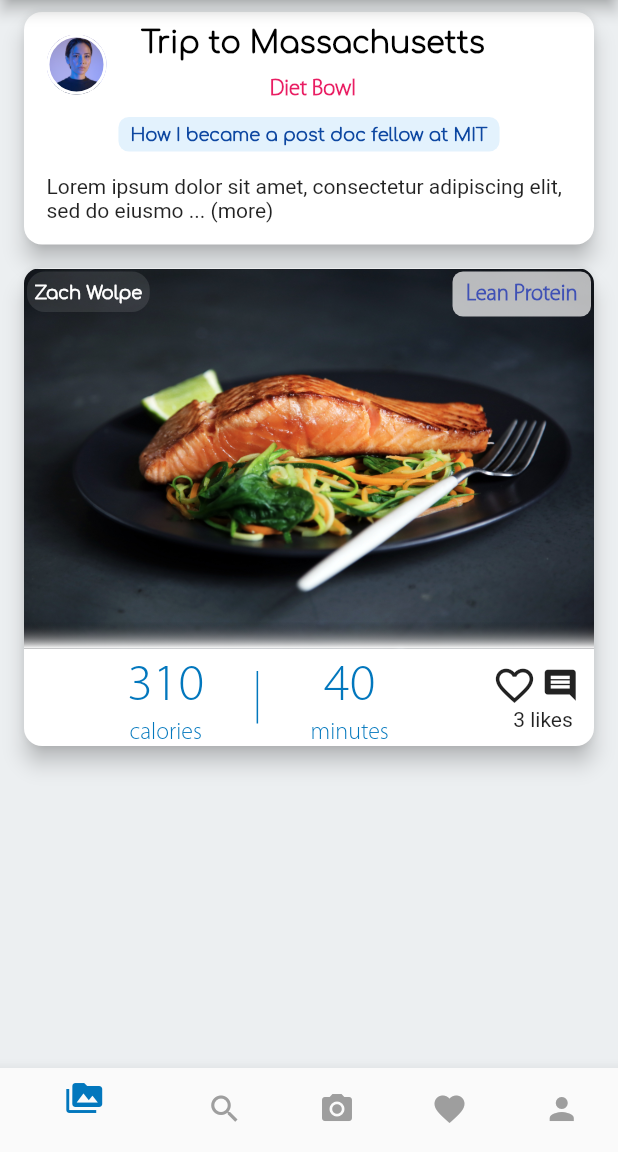
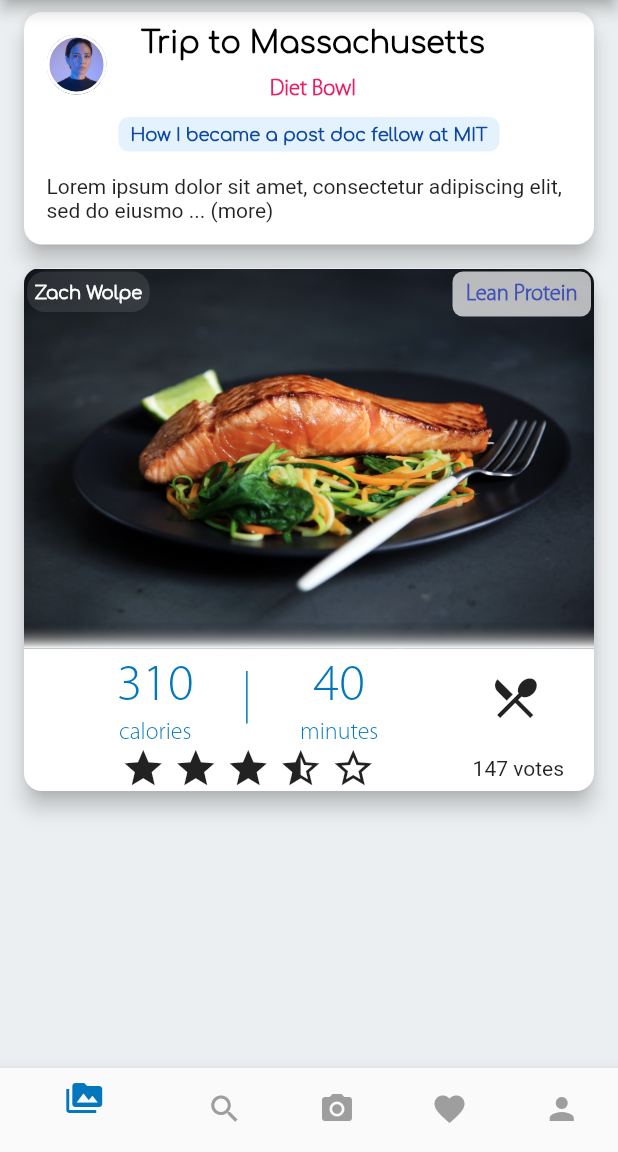
Before and after one commit to Health-Social/app_guru, a Flutter app: the screen it shows after launch, on a phone screen of 412 x 824 dp, the part 84-1236 px from its top. Run offline on Flutter 3.47's test engine with Material 2 defaults, Android fonts, the light colour scheme and no system bars.

Commit message:
design reshape, no functionality

```diff
--- a/lib/pages/upload.dart
+++ b/lib/pages/upload.dart
@@ -133,7 +133,7 @@ class _UploadPageState extends State<UploadPage> with TickerProviderStateMixin {
                 Expanded(child: Container()),
                 _card('cardio', Icons.all_inclusive, 1, Colors.blue[600]),
                 //SizedBox(width: 4),
-                _card('text', Icons.text_fields, 2, Colors.orange[600]),
+                _card('text', Icons.text_fields, 2, Colors.pinkAccent[100]),
                 Expanded(child: Container()),
               ],
             ),
@@ -141,7 +141,7 @@ class _UploadPageState extends State<UploadPage> with TickerProviderStateMixin {
             Row(
               children: <Widget>[
                 Expanded(child: Container()),
-                _card('workout', Icons.fitness_center, 3, Colors.amber[400]),
+                _card('workout', Icons.fitness_center, 3, Colors.amber[500]),
                 //SizedBox(width: 4),
                 _card('meal', Icons.local_dining, 4, Colors.cyanAccent[400]),
                 Expanded(child: Container()),
--- a/lib/post display/home page card/diet.dart
+++ b/lib/post display/home page card/diet.dart
@@ -8,6 +8,7 @@ import '../../widgets/post_elements/username_badge.dart';
 import '../../widgets/post_elements/diet_post_badge.dart';
 import '../../widgets/post_elements/image_fade.dart';
 import '../../widgets/post_elements/collection_tag.dart';
+import '../../widgets/post_elements/interact.dart';
 
 class DietPostHomePage extends StatelessWidget {
   //
@@ -59,27 +60,29 @@ class DietPostHomePage extends StatelessWidget {
             Expanded(child: Container()),
             CaloriesTimeBar(_post.calories, _post.minutes, false),
             Expanded(child: Container()),
-            // _post.isFavourite == true ?
-            //  ? Icon(Icons.favorite, color: Colors.black)
-            //  : Container(),
-            Column(
-              children: <Widget>[
-                Row(
-                  children: <Widget>[
-                    Icon(Icons.favorite_border,
-                        color: Colors.black87, size: 30.0),
-                    SizedBox(width: 3.0),
-                    Icon(Icons.insert_comment,
-                        color: Colors.black87, size: 25.0),
-                    SizedBox(width: 10.0),
-                  ],
-                ),
-                Text('${_post.isFavourite.length} likes'),
-                //   Text('${_post.comments.length} '),
-              ],
-            )
+            Interact(_post, 1)
           ],
         ),
+           Row(children: <Widget>[
+             // outsouce the star function
+            Expanded(child: Container(),),
+          Icon(Icons.star, color: Colors.black87, size: 30.0),
+          SizedBox(width: 5),
+          Icon(Icons.star, color: Colors.black87, size: 30.0),
+          SizedBox(width: 5),
+          Icon(Icons.star, color: Colors.black87, size: 30.0),
+          SizedBox(width: 5),
+          Icon(Icons.star_half, color: Colors.black87, size: 30.0),
+          SizedBox(width: 5),
+          Icon(Icons.star_border, color: Colors.black87, size: 30.0),
+           Expanded(child: Container(),),
+           Column(children: <Widget>[
+             Text('147 votes')
+           ],),
+           SizedBox(width: 20),
+        ],),
+      //  SizedBox(height: 10),
+     //   Interact(_post, 2)
       ],
     );
   }
--- a/lib/widgets/post_elements/diet_post_badge.dart
+++ b/lib/widgets/post_elements/diet_post_badge.dart
@@ -299,6 +299,7 @@ class CaloriesTimeBar extends StatefulWidget {
 
 class _CaloriesTimeBarState extends State<CaloriesTimeBar> {
   bool _showCals = true;
+  bool _showSpeed = true;
 
   double _numberSize() {
     if (widget.large == true) {
@@ -309,10 +310,10 @@ class _CaloriesTimeBarState extends State<CaloriesTimeBar> {
   }
 
   Widget _calories(String calories) {
+    // calories display
     double kilojs = widget.calories * 4.184;
 
-    Container _displayContainer =
-      _showCals
+    Container _displayContainer = _showCals
         ? Container(
             child: Container(
             padding: EdgeInsets.only(right: 35, top: 4),
@@ -360,8 +361,7 @@ class _CaloriesTimeBarState extends State<CaloriesTimeBar> {
                 ),
               ],
             ),
-      ))
-      ;
+          ));
 
     return GestureDetector(
         onTap: () {
@@ -373,13 +373,14 @@ class _CaloriesTimeBarState extends State<CaloriesTimeBar> {
             }
           });
         },
-      child: _displayContainer
-    );
+        child: _displayContainer);
   }
 
   Widget _minutes(String minutes) {
-    // builds minutes display
-    return Container(
+    //  minutes display
+
+    Container _timeDisplay = _showSpeed
+        ? Container(
             padding: EdgeInsets.only(left: 35, top: 4),
             child: Column(
               children: <Widget>[
@@ -401,6 +402,20 @@ class _CaloriesTimeBarState extends State<CaloriesTimeBar> {
                 ),
               ],
             ),
+          )
+        : Container(child:  Text('..change..'));
+
+    return GestureDetector(
+      onTap: () {
+        setState(() {
+          if (_showSpeed) {
+            _showSpeed = false;
+          } else {
+            _showSpeed = true;
+          }
+        });
+      },
+      child: _timeDisplay,
     );
   }
 
```
Also changed, not shown: lib/widgets/post_elements/interact.dart (added, +197 -0 lines). Lines whose indentation alone changed are shown as unchanged.
